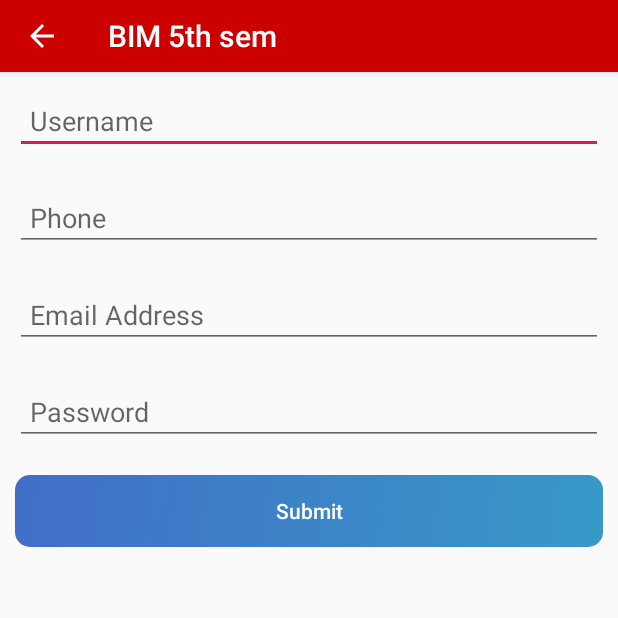
After one commit to letsgodawa/Payroll, an Android app: the SignupActivity screen opened directly, with no data from a screen before it, on a phone screen of 412 x 824 dp, the top half of it. The commit adds this screen. Run offline under Robolectric (Android 15) with nearby library versions, the phone set to English and light mode, and no system bars; libraries missing offline, so code that uses them is left out: io.realm.

Commit message:
Implement autoincrement

```diff
--- /dev/null
+++ b/app/src/main/java/com/sujan/myapplication/SignupActivity.java
@@ -0,0 +1,89 @@
+package com.sujan.myapplication;
+
+import androidx.appcompat.app.AppCompatActivity;
+import androidx.appcompat.widget.Toolbar;
+
+import android.content.Intent;
+import android.os.Bundle;
+import android.text.TextUtils;
+import android.view.View;
+import android.widget.Button;
+import android.widget.EditText;
+
+import com.sujan.myapplication.home.DashboardActivity;
+
+import io.realm.Realm;
+
+public class SignupActivity extends AppCompatActivity {
+    private EditText edtEmailAddress, edtPassword, edtPhone, edtUsername;
+    private Button btnSubmit;
+    private Toolbar toolbar;
+
+    @Override
+    protected void onCreate(Bundle savedInstanceState) {
+        super.onCreate(savedInstanceState);
+        setContentView(R.layout.activity_signup);
+        iniToolbar();
+        findViews();
+        eventHandling();
+    }
+
+    private void eventHandling() {
+        btnSubmit.setOnClickListener(new View.OnClickListener() {
+            @Override
+            public void onClick(View view) {
+                String email = edtEmailAddress.getText().toString().trim();
+                String username = edtUsername.getText().toString().trim();
+                String phone = edtPhone.getText().toString().trim();
+                String password = edtPassword.getText().toString().trim();
+                if (!TextUtils.isEmpty(email)
+                        && !TextUtils.isEmpty(username)
+                        && !TextUtils.isEmpty(phone)
+                        && !TextUtils.isEmpty(password)){
+                    User user= new User();
+                    user.setEmail(email);
+                    user.setUsername(username);
+                    user.setPassword(password);
+                    user.setPhone(phone);
+                    saveSignupDb(user);
+                }
+            }
+        });
+    }
+
+    private void saveSignupDb(final User user) {
+        Realm realm = Realm.getDefaultInstance();
+        realm.executeTransaction(new Realm.Transaction() {
+            @Override
+            public void execute(Realm realm) {
+                Number currentIdNum = realm.where(User.class).max("id");
+                int nextId;
+                if(currentIdNum == null) {
+                    nextId = 1;
+                } else {
+                    nextId = currentIdNum.intValue() + 1;
+                }
+                user.setId(nextId);
+                //...
+                realm.insertOrUpdate(user);
+                startActivity(new Intent(SignupActivity.this, DashboardActivity.class));
+            }
+        });
+    }
+
+    private void findViews() {
+        edtEmailAddress = findViewById(R.id.edtEmail);
+        edtPassword = findViewById(R.id.edtPassword);
+        edtPhone = findViewById(R.id.edtPhone);
+        edtUsername = findViewById(R.id.edtUsername);
+        btnSubmit = findViewById(R.id.btnSubmit);
+
+    }
+
+    private void iniToolbar() {
+        toolbar = findViewById(R.id.toolbar);
+        setSupportActionBar(toolbar);
+        getSupportActionBar().setDisplayHomeAsUpEnabled(true);
+        getSupportActionBar().setTitle("BIM 5th sem");
+    }
+}
--- /dev/null
+++ b/app/src/main/res/layout/activity_signup.xml
@@ -0,0 +1,104 @@
+<?xml version="1.0" encoding="utf-8"?>
+
+<LinearLayout xmlns:android="http://schemas.android.com/apk/res/android"
+    xmlns:app="http://schemas.android.com/apk/res-auto"
+    android:layout_width="match_parent"
+    android:layout_height="match_parent"
+    android:orientation="vertical">
+
+    <com.google.android.material.appbar.AppBarLayout
+        android:id="@+id/lytToolBar"
+        android:layout_width="match_parent"
+        android:layout_height="wrap_content"
+        android:theme="@style/ThemeOverlay.AppCompat.Dark.ActionBar">
+
+        <androidx.appcompat.widget.Toolbar
+            android:id="@+id/toolbar"
+            android:layout_width="match_parent"
+            android:layout_height="48dp"
+            android:background="@android:color/holo_red_dark"
+            android:orientation="vertical"
+            app:layout_scrollFlags="scroll|enterAlways" />
+    </com.google.android.material.appbar.AppBarLayout>
+
+
+    <ScrollView xmlns:android="http://schemas.android.com/apk/res/android"
+        xmlns:app="http://schemas.android.com/apk/res-auto"
+        android:layout_width="match_parent"
+        android:layout_height="match_parent"
+        android:layout_centerInParent="true"
+        android:fillViewport="true">
+
+        <LinearLayout xmlns:android="http://schemas.android.com/apk/res/android"
+            android:layout_width="match_parent"
+            android:layout_height="match_parent"
+            android:orientation="vertical">
+
+            <RelativeLayout
+                android:layout_width="match_parent"
+                android:layout_height="wrap_content">
+
+                <EditText
+                    android:id="@+id/edtUsername"
+                    android:layout_width="match_parent"
+                    android:layout_height="wrap_content"
+                    android:layout_margin="10dp"
+                    android:hint="Username"
+                    android:inputType="text"
+                    android:padding="10dp"
+                    android:textColor="@android:color/black" />
+
+                <EditText
+                    android:id="@+id/edtPhone"
+                    android:layout_width="match_parent"
+                    android:layout_height="wrap_content"
+                    android:layout_margin="10dp"
+                    android:layout_below="@+id/edtUsername"
+                    android:hint="Phone"
+                    android:inputType="phone"
+                    android:padding="10dp"
+                    android:textColor="@android:color/black" />
+
+                <EditText
+                    android:id="@+id/edtEmail"
+                    android:layout_width="match_parent"
+                    android:layout_height="wrap_content"
+                    android:layout_margin="10dp"
+                    android:hint="Email Address"
+                    android:layout_below="@+id/edtPhone"
+                    android:inputType="textEmailAddress"
+                    android:padding="10dp"
+                    android:textColor="@android:color/black" />
+
+                <EditText
+                    android:id="@+id/edtPassword"
+                    android:layout_width="match_parent"
+                    android:layout_height="wrap_content"
+                    android:layout_below="@+id/edtEmail"
+                    android:layout_margin="10dp"
+                    android:hint="Password"
+                    android:inputType="textPassword"
+                    android:padding="10dp"
+                    android:textColor="@android:color/black" />
+
+                <Button
+                    android:id="@+id/btnSubmit"
+                    android:layout_width="match_parent"
+                    android:layout_height="wrap_content"
+                    android:layout_below="@+id/edtPassword"
+                    android:layout_margin="10dp"
+                    android:background="@drawable/btn_background"
+                    android:text="Submit"
+                    android:textAllCaps="false"
+                    android:textColor="@android:color/white"
+                    android:visibility="visible" />
+            </RelativeLayout>
+
+            <ImageView
+                android:id="@+id/imgPhoto"
+                android:layout_width="match_parent"
+                android:layout_height="wrap_content" />
+
+        </LinearLayout>
+    </ScrollView>
+</LinearLayout>
```
Also changed, not shown: app/src/main/AndroidManifest.xml (+11 -4 lines), app/src/main/java/com/sujan/myapplication/User.java (added, +53 -0 lines), app/src/main/java/com/sujan/myapplication/category/Category.java (+8 -0 lines), app/src/main/java/com/sujan/myapplication/category/CategoryActivity.java (+19 -0 lines).
